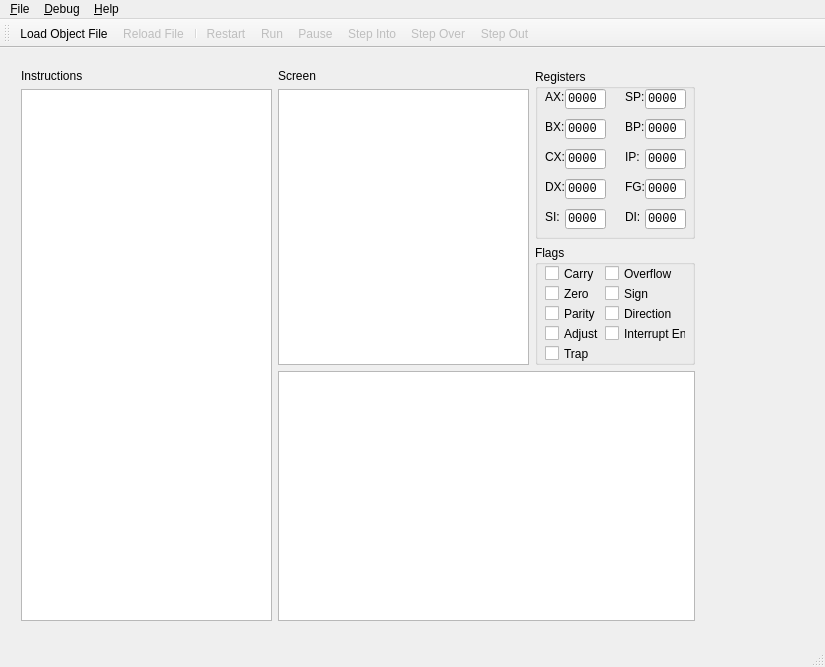
Before: the Qt Designer form src/MemWnd.ui in rdnelson/Libra, drawn with Qt 5.
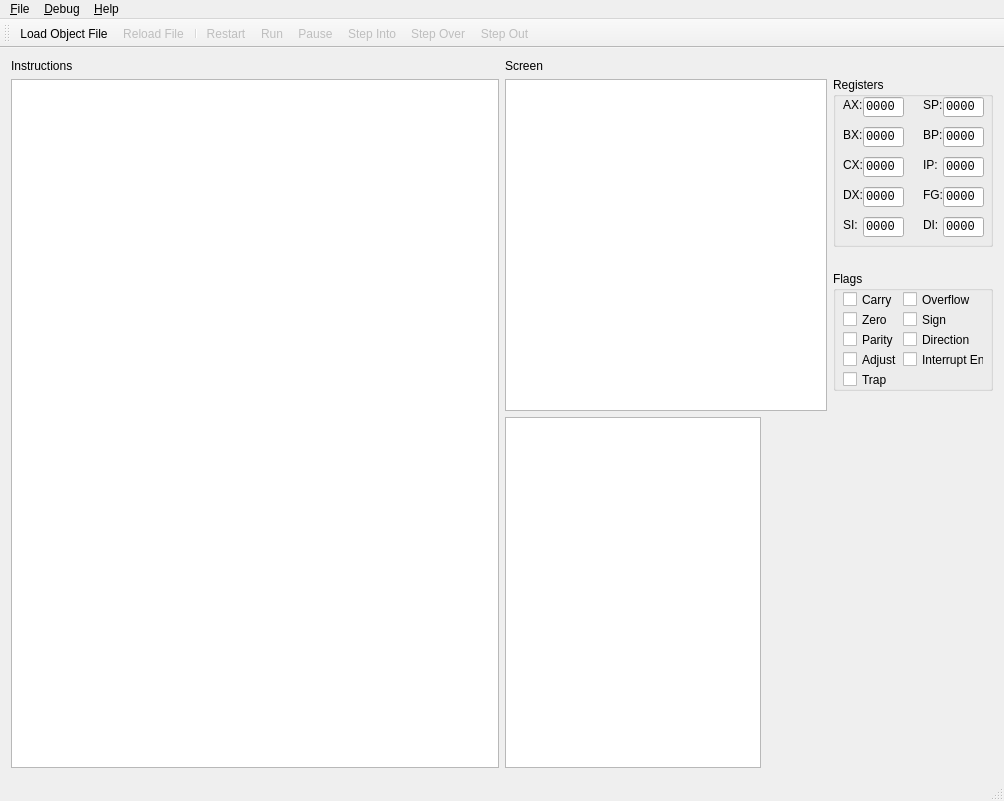
After: the same form once the commit is applied. Icons and pictures are not drawn.

Patch:
```diff
--- a/src/MemWnd.ui
+++ b/src/MemWnd.ui
@@ -9,12 +9,12 @@
    <rect>
     <x>0</x>
     <y>0</y>
-    <width>825</width>
-    <height>667</height>
+    <width>1004</width>
+    <height>801</height>
    </rect>
   </property>
   <property name="sizePolicy">
-   <sizepolicy hsizetype="Minimum" vsizetype="Minimum">
+   <sizepolicy hsizetype="MinimumExpanding" vsizetype="MinimumExpanding">
     <horstretch>0</horstretch>
     <verstretch>0</verstretch>
    </sizepolicy>
@@ -23,15 +23,14 @@
    <string>MemWnd</string>
   </property>
   <widget class="QWidget" name="centralWidget">
-   <widget class="QWidget" name="layoutWidget">
-    <property name="geometry">
-     <rect>
-      <x>10</x>
-      <y>10</y>
-      <width>696</width>
-      <height>560</height>
-     </rect>
-    </property>
+   <property name="sizePolicy">
+    <sizepolicy hsizetype="Expanding" vsizetype="Expanding">
+     <horstretch>0</horstretch>
+     <verstretch>0</verstretch>
+    </sizepolicy>
+   </property>
+   <layout class="QGridLayout" name="gridLayout">
+    <item row="0" column="0">
     <layout class="QHBoxLayout" name="hrzAll">
      <property name="sizeConstraint">
       <enum>QLayout::SetMinimumSize</enum>
@@ -39,20 +38,38 @@
      <item>
       <layout class="QVBoxLayout" name="verticalLayout_4">
        <item>
-        <widget class="QLabel" name="label_12">
+         <widget class="QLabel" name="lblInstr">
+          <property name="sizePolicy">
+           <sizepolicy hsizetype="Fixed" vsizetype="Fixed">
+            <horstretch>0</horstretch>
+            <verstretch>0</verstretch>
+           </sizepolicy>
+          </property>
          <property name="text">
           <string>Instructions</string>
          </property>
         </widget>
        </item>
        <item>
-        <widget class="QListView" name="listView">
+         <widget class="QListWidget" name="lstInstructions">
+          <property name="sizePolicy">
+           <sizepolicy hsizetype="Expanding" vsizetype="Minimum">
+            <horstretch>0</horstretch>
+            <verstretch>0</verstretch>
+           </sizepolicy>
+          </property>
          <property name="minimumSize">
           <size>
-           <width>250</width>
+            <width>400</width>
            <height>400</height>
           </size>
          </property>
+          <property name="maximumSize">
+           <size>
+            <width>16777215</width>
+            <height>16777215</height>
+           </size>
+          </property>
          <property name="focusPolicy">
           <enum>Qt::NoFocus</enum>
          </property>
@@ -660,6 +677,12 @@
        </item>
        <item>
         <widget class="QTableView" name="tableView">
+          <property name="sizePolicy">
+           <sizepolicy hsizetype="Maximum" vsizetype="Expanding">
+            <horstretch>0</horstretch>
+            <verstretch>0</verstretch>
+           </sizepolicy>
+          </property>
          <property name="minimumSize">
           <size>
            <width>0</width>
@@ -691,7 +714,8 @@
       </layout>
      </item>
     </layout>
-   </widget>
+    </item>
+   </layout>
   </widget>
   <widget class="QToolBar" name="mainToolBar">
    <property name="enabled">
@@ -719,7 +743,7 @@
     <rect>
      <x>0</x>
      <y>0</y>
-     <width>825</width>
+     <width>1004</width>
      <height>21</height>
     </rect>
    </property>
```
Left out of the diff: 2 changed lines with no effect on the pictures. Lines whose indentation alone changed are shown as unchanged.
